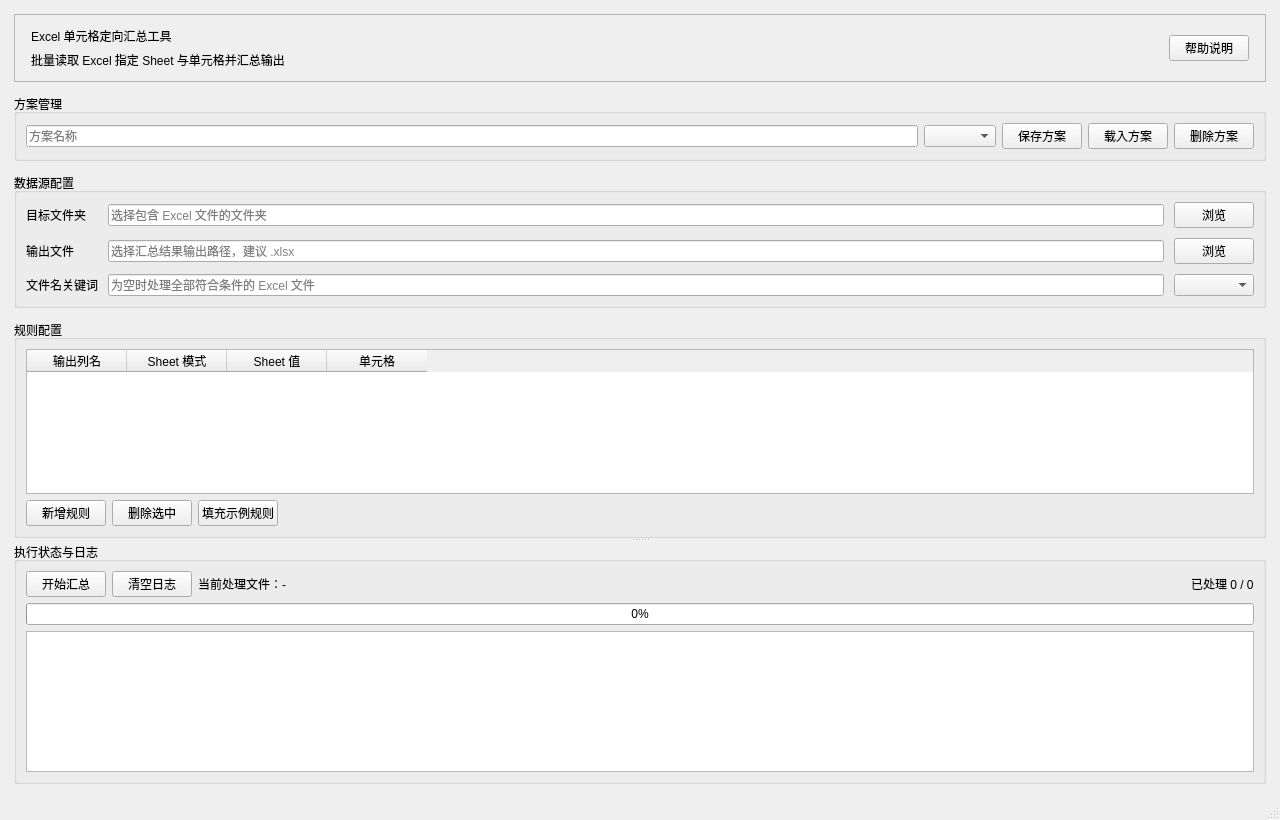
First picture: the form in app/ui/forms/main_window.ui, repository Yon9e/ExcelCellSummaryTool, before the edit.
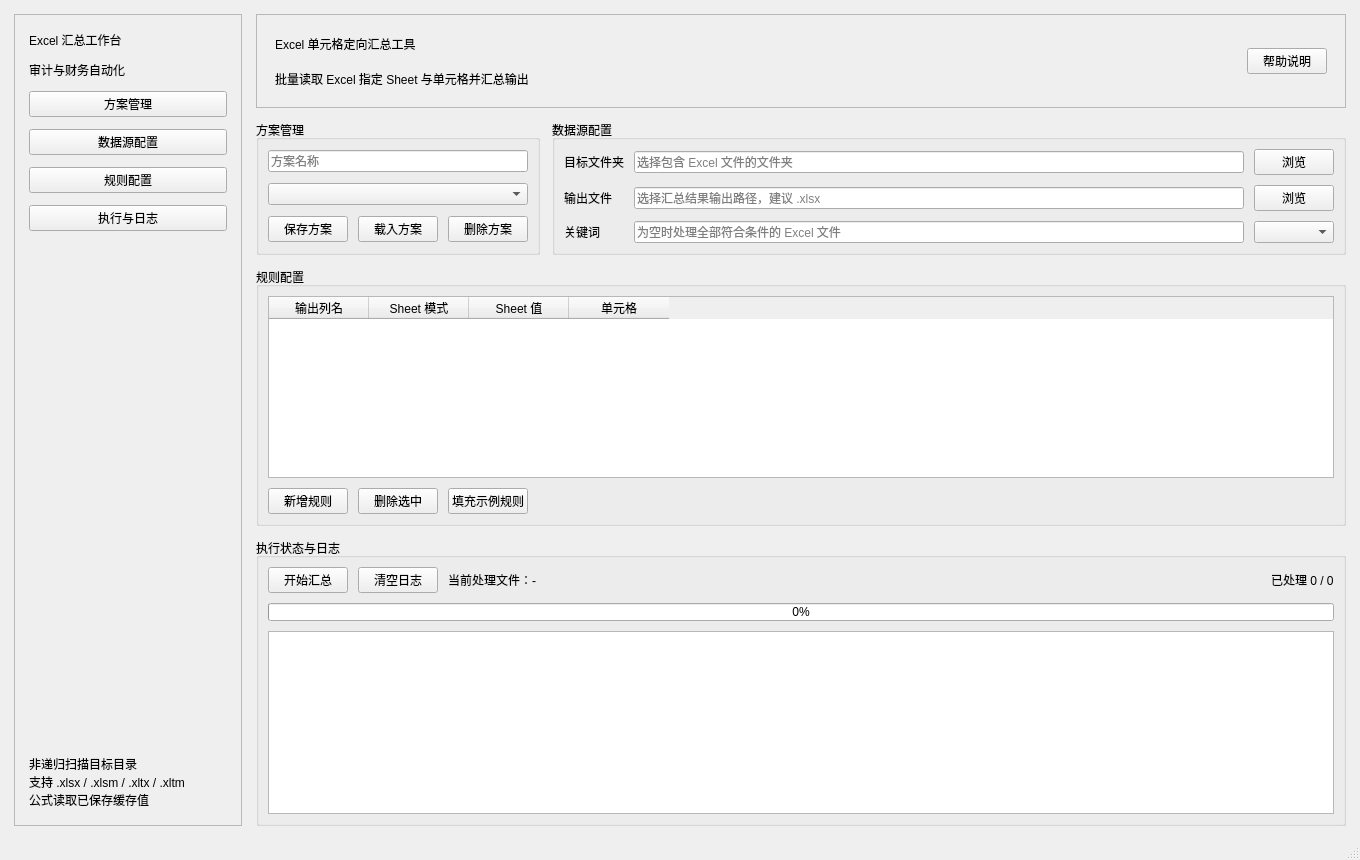
Second picture: the form after the edit.

Commit message: Modernize desktop UI theme

The edit to the form file:
```diff
--- a/app/ui/forms/main_window.ui
+++ b/app/ui/forms/main_window.ui
@@ -6,53 +6,189 @@
    <rect>
     <x>0</x>
     <y>0</y>
-    <width>1280</width>
-    <height>820</height>
+    <width>1360</width>
+    <height>860</height>
    </rect>
   </property>
   <property name="minimumSize">
    <size>
-    <width>1100</width>
-    <height>720</height>
+    <width>1180</width>
+    <height>760</height>
    </size>
   </property>
   <property name="windowTitle">
    <string>Excel 单元格定向汇总工具</string>
   </property>
   <widget class="QWidget" name="centralwidget">
+   <layout class="QHBoxLayout" name="rootLayout">
+    <property name="spacing">
+     <number>14</number>
+    </property>
+    <property name="leftMargin">
+     <number>14</number>
+    </property>
+    <property name="topMargin">
+     <number>14</number>
+    </property>
+    <property name="rightMargin">
+     <number>14</number>
+    </property>
+    <property name="bottomMargin">
+     <number>12</number>
+    </property>
+    <item>
+     <widget class="QFrame" name="sidebarFrame">
+      <property name="minimumSize">
+       <size>
+        <width>228</width>
+        <height>0</height>
+       </size>
+      </property>
+      <property name="maximumSize">
+       <size>
+        <width>248</width>
+        <height>16777215</height>
+       </size>
+      </property>
+      <property name="frameShape">
+       <enum>QFrame::Shape::StyledPanel</enum>
+      </property>
+      <layout class="QVBoxLayout" name="sidebarLayout">
+       <property name="spacing">
+        <number>12</number>
+       </property>
+       <property name="leftMargin">
+        <number>14</number>
+       </property>
+       <property name="topMargin">
+        <number>16</number>
+       </property>
+       <property name="rightMargin">
+        <number>14</number>
+       </property>
+       <property name="bottomMargin">
+        <number>16</number>
+       </property>
+       <item>
+        <widget class="QLabel" name="sidebarTitleLabel">
+         <property name="text">
+          <string>Excel 汇总工作台</string>
+         </property>
+        </widget>
+       </item>
+       <item>
+        <widget class="QLabel" name="sidebarSubtitleLabel">
+         <property name="text">
+          <string>审计与财务自动化</string>
+         </property>
+        </widget>
+       </item>
+       <item>
+        <widget class="QPushButton" name="navSchemeButton">
+         <property name="text">
+          <string>方案管理</string>
+         </property>
+        </widget>
+       </item>
+       <item>
+        <widget class="QPushButton" name="navSourceButton">
+         <property name="text">
+          <string>数据源配置</string>
+         </property>
+        </widget>
+       </item>
+       <item>
+        <widget class="QPushButton" name="navRulesButton">
+         <property name="text">
+          <string>规则配置</string>
+         </property>
+        </widget>
+       </item>
+       <item>
+        <widget class="QPushButton" name="navRunButton">
+         <property name="text">
+          <string>执行与日志</string>
+         </property>
+        </widget>
+       </item>
+       <item>
+        <spacer name="sidebarSpacer">
+         <property name="orientation">
+          <enum>Qt::Orientation::Vertical</enum>
+         </property>
+         <property name="sizeHint" stdset="0">
+          <size>
+           <width>20</width>
+           <height>40</height>
+          </size>
+         </property>
+        </spacer>
+       </item>
+       <item>
+        <widget class="QLabel" name="sidebarHintLabel">
+         <property name="text">
+          <string>非递归扫描目标目录
+支持 .xlsx / .xlsm / .xltx / .xltm
+公式读取已保存缓存值</string>
+         </property>
+         <property name="wordWrap">
+          <bool>true</bool>
+         </property>
+        </widget>
+       </item>
+      </layout>
+     </widget>
+    </item>
+    <item>
+     <widget class="QFrame" name="contentFrame">
+      <property name="frameShape">
+       <enum>QFrame::Shape::NoFrame</enum>
+      </property>
    <layout class="QVBoxLayout" name="mainLayout">
     <property name="spacing">
      <number>12</number>
     </property>
     <property name="leftMargin">
-     <number>14</number>
+        <number>0</number>
     </property>
     <property name="topMargin">
-     <number>14</number>
+        <number>0</number>
     </property>
     <property name="rightMargin">
-     <number>14</number>
+        <number>0</number>
     </property>
     <property name="bottomMargin">
-     <number>14</number>
+        <number>0</number>
     </property>
     <item>
      <widget class="QFrame" name="headerFrame">
+         <property name="minimumSize">
+          <size>
+           <width>0</width>
+           <height>94</height>
+          </size>
+         </property>
+         <property name="maximumSize">
+          <size>
+           <width>16777215</width>
+           <height>112</height>
+          </size>
+         </property>
       <property name="frameShape">
        <enum>QFrame::Shape::StyledPanel</enum>
       </property>
       <layout class="QHBoxLayout" name="headerLayout">
        <property name="leftMargin">
-        <number>16</number>
+           <number>18</number>
        </property>
        <property name="topMargin">
-        <number>12</number>
+           <number>14</number>
        </property>
        <property name="rightMargin">
-        <number>16</number>
+           <number>18</number>
        </property>
        <property name="bottomMargin">
-        <number>12</number>
+           <number>14</number>
        </property>
        <item>
         <layout class="QVBoxLayout" name="titleLayout">
@@ -87,6 +223,9 @@
        </item>
        <item>
         <widget class="QPushButton" name="helpButton">
+            <property name="minimumWidth">
+             <number>112</number>
+            </property>
          <property name="text">
           <string>帮助说明</string>
          </property>
@@ -96,40 +235,63 @@
      </widget>
     </item>
     <item>
+        <widget class="QFrame" name="configFrame">
+         <property name="frameShape">
+          <enum>QFrame::Shape::NoFrame</enum>
+         </property>
+         <layout class="QHBoxLayout" name="configLayout">
+          <property name="spacing">
+           <number>12</number>
+          </property>
+          <property name="leftMargin">
+           <number>0</number>
+          </property>
+          <property name="topMargin">
+           <number>0</number>
+          </property>
+          <property name="rightMargin">
+           <number>0</number>
+          </property>
+          <property name="bottomMargin">
+           <number>0</number>
+          </property>
+          <item>
      <widget class="QGroupBox" name="schemeGroupBox">
       <property name="title">
        <string>方案管理</string>
       </property>
-      <layout class="QHBoxLayout" name="schemeLayout">
-       <item>
+            <layout class="QGridLayout" name="schemeLayout">
+             <property name="horizontalSpacing">
+              <number>10</number>
+             </property>
+             <property name="verticalSpacing">
+              <number>10</number>
+             </property>
+             <item row="0" column="0" colspan="3">
         <widget class="QLineEdit" name="schemeNameEdit">
          <property name="placeholderText">
           <string>方案名称</string>
          </property>
         </widget>
        </item>
-       <item>
-        <widget class="QComboBox" name="schemeComboBox">
-         <property name="minimumWidth">
-          <number>220</number>
-         </property>
-        </widget>
-       </item>
-       <item>
+             <item row="1" column="0" colspan="3">
+              <widget class="QComboBox" name="schemeComboBox"/>
+             </item>
+             <item row="2" column="0">
         <widget class="QPushButton" name="saveSchemeButton">
          <property name="text">
           <string>保存方案</string>
          </property>
         </widget>
        </item>
-       <item>
+             <item row="2" column="1">
         <widget class="QPushButton" name="loadSchemeButton">
          <property name="text">
           <string>载入方案</string>
          </property>
         </widget>
        </item>
-       <item>
+             <item row="2" column="2">
         <widget class="QPushButton" name="deleteSchemeButton">
          <property name="text">
           <string>删除方案</string>
@@ -196,7 +358,7 @@
        <item row="2" column="0">
         <widget class="QLabel" name="keywordLabel">
          <property name="text">
-          <string>文件名关键词</string>
+                <string>关键词</string>
          </property>
         </widget>
        </item>
@@ -213,20 +375,22 @@
       </layout>
      </widget>
     </item>
+         </layout>
+        </widget>
+       </item>
     <item>
-     <widget class="QSplitter" name="contentSplitter">
-      <property name="orientation">
-       <enum>Qt::Orientation::Vertical</enum>
-      </property>
       <widget class="QGroupBox" name="rulesGroupBox">
        <property name="title">
         <string>规则配置</string>
        </property>
        <layout class="QVBoxLayout" name="rulesLayout">
+          <property name="spacing">
+           <number>10</number>
+          </property>
         <item>
          <widget class="QTableWidget" name="rulesTable">
           <property name="minimumHeight">
-           <number>230</number>
+             <number>210</number>
           </property>
           <property name="editTriggers">
            <set>QAbstractItemView::EditTrigger::DoubleClicked|QAbstractItemView::EditTrigger::EditKeyPressed|QAbstractItemView::EditTrigger::SelectedClicked</set>
@@ -258,6 +422,9 @@
         </item>
         <item>
          <layout class="QHBoxLayout" name="ruleButtonsLayout">
+            <property name="spacing">
+             <number>10</number>
+            </property>
           <item>
            <widget class="QPushButton" name="addRuleButton">
             <property name="text">
@@ -296,17 +463,25 @@
         </item>
        </layout>
       </widget>
+       </item>
+       <item>
       <widget class="QGroupBox" name="logGroupBox">
        <property name="title">
         <string>执行状态与日志</string>
        </property>
        <layout class="QVBoxLayout" name="logLayout">
+          <property name="spacing">
+           <number>10</number>
+          </property>
         <item>
          <layout class="QHBoxLayout" name="actionLayout">
+            <property name="spacing">
+             <number>10</number>
+            </property>
           <item>
            <widget class="QPushButton" name="startButton">
             <property name="minimumWidth">
-             <number>140</number>
+               <number>142</number>
             </property>
             <property name="text">
              <string>开始汇总</string>
@@ -351,6 +526,12 @@
         </item>
         <item>
          <widget class="QProgressBar" name="progressBar">
+            <property name="maximumSize">
+             <size>
+              <width>16777215</width>
+              <height>18</height>
+             </size>
+            </property>
           <property name="value">
            <number>0</number>
           </property>
@@ -359,7 +540,7 @@
         <item>
          <widget class="QPlainTextEdit" name="logConsole">
           <property name="minimumHeight">
-           <number>170</number>
+             <number>128</number>
           </property>
           <property name="readOnly">
            <bool>true</bool>
@@ -368,6 +549,8 @@
         </item>
        </layout>
       </widget>
+       </item>
+      </layout>
      </widget>
     </item>
    </layout>
```
Lines whose indentation alone changed are shown as unchanged. The commit also changes 7 other files.
